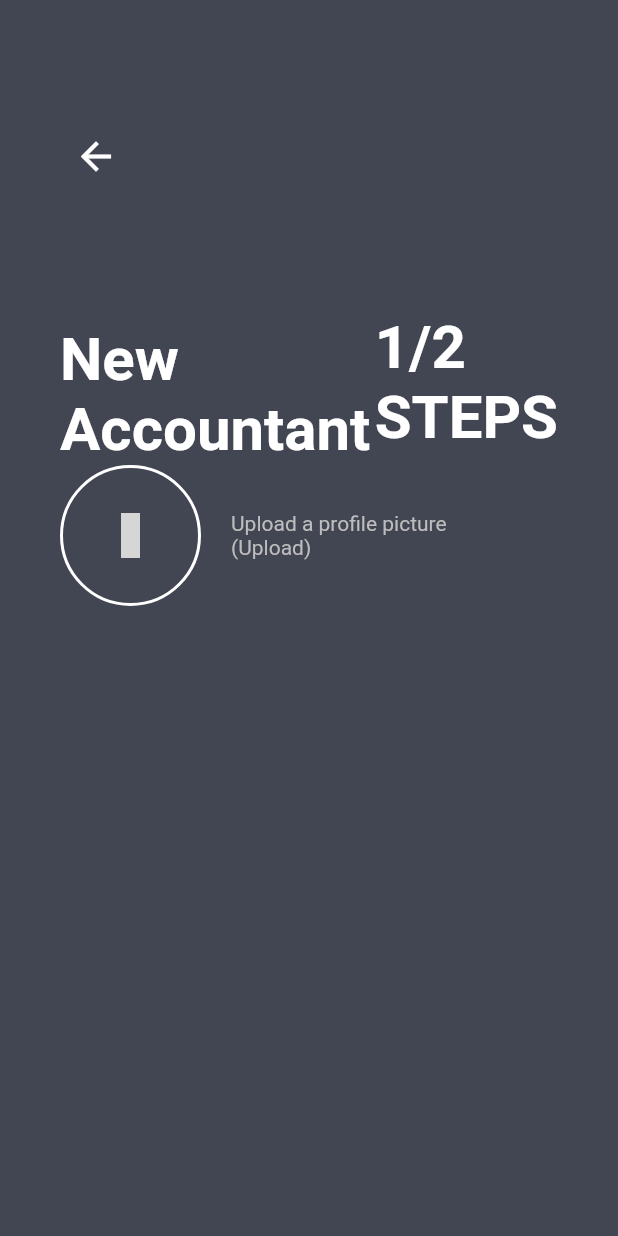
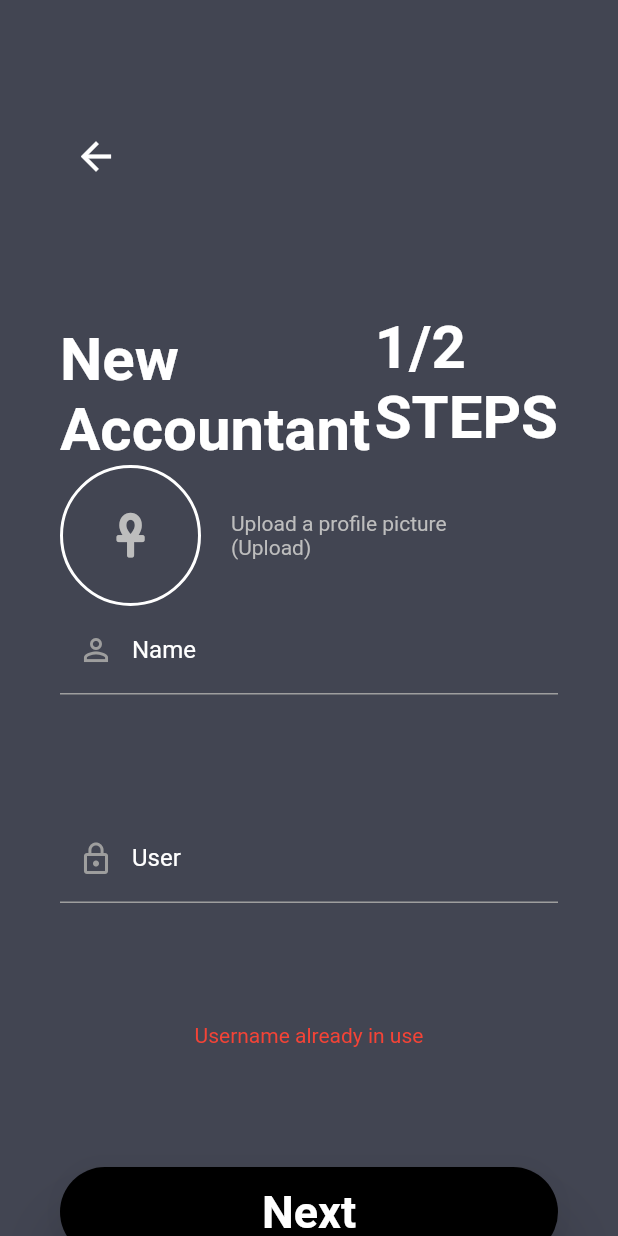
Before and after one commit to s6135410028/flutter_app_bc02, a Flutter app: the SignUpUI screen opened directly, on a phone screen of 412 x 824 dp. Run offline on Flutter 3.47's test engine with Material 2 defaults, Android fonts, the light colour scheme and no system bars; our stand-ins replace font_awesome_flutter; missing offline and left inert: dart:html, dart:js; Roboto replaces fonts that are missing (Kanit); grey boxes are pictures that could not be loaded.

Commit message:
Version2 ADD SignUP

```diff
--- a/lib/views/login_ui.dart
+++ b/lib/views/login_ui.dart
@@ -201,6 +201,7 @@ class _LoginUIState extends State<LoginUI> {
                   ),
                 ],
               ),
+
             ],
           ),
         ),
--- a/lib/views/sign_up_ui.dart
+++ b/lib/views/sign_up_ui.dart
@@ -2,6 +2,9 @@ import 'dart:html';
 import 'dart:ui';
 
 import 'package:flutter/material.dart';
+import 'package:flutter_app_bc02/views/login_ui.dart';
+import 'package:font_awesome_flutter/font_awesome_flutter.dart';
+
 
 class SignUpUI extends StatefulWidget {
   const SignUpUI({ Key? key }) : super(key: key);
@@ -117,6 +120,148 @@ class _SignUpUIState extends State<SignUpUI> {
                   ],
                 ),
               ),
+              Padding(
+                padding: const EdgeInsets.only(
+                  left: 40.0,
+                  right: 40.0,
+                ),
+                child: TextField(
+                  style: TextStyle(
+                    color: Colors.white,
+                  ),
+                  decoration: InputDecoration(
+                    labelText: 'Name',
+                    labelStyle: TextStyle(
+                      color: Colors.white,
+                      fontFamily: 'Kanit',
+                    ),
+
+                    enabledBorder: UnderlineInputBorder(
+                      borderSide: BorderSide(
+                        color: Colors.grey,
+                      ),
+                    ),
+                    focusedBorder: UnderlineInputBorder(
+                      borderSide: BorderSide(color: Color(0xFFE38D00)),
+                    ),
+                    prefixIcon: Icon(
+                      Icons.person_outline,
+                      color: Colors.grey,
+                    ),
+                    hintText: 'Username',
+                    hintStyle: TextStyle(
+                      color: Colors.grey,
+                    ),
+                  ),
+                ),
+              ),
+              SizedBox(
+                height: 80.0,
+              ),
+              Padding(
+                padding: const EdgeInsets.only(
+                  left: 40.0,
+                  right: 40.0,
+                ),
+                child: TextField(
+                  obscureText: true,
+                  style: TextStyle(
+                    color: Colors.white,
+                    fontFamily: 'Kanit',
+                  ),
+                  decoration: InputDecoration(
+                    labelText: 'User',
+                    labelStyle: TextStyle(
+                      color: Colors.white,
+                      fontFamily: 'Kanit',
+                    ),
+                    enabledBorder: UnderlineInputBorder(
+                      borderSide: BorderSide(
+                        color: Colors.grey,
+                      ),
+                    ),
+                    focusedBorder: UnderlineInputBorder(
+                      borderSide: BorderSide(color: Color(0xFFE38D00)),
+                    ),
+                    prefixIcon: Icon(
+                      Icons.lock_outline,
+                      color: Colors.grey,
+                    ),
+                    hintText: 'Password',
+                    hintStyle: TextStyle(
+                      color: Colors.grey,
+                    ),
+                  ),
+                ),
+              ),
+              SizedBox(
+                height: 80.0,
+              ),
+              Text(
+                'Username already in use',
+                style: TextStyle(
+                  color: Colors.red,
+                  fontFamily: 'Kanit',
+                ),
+              ),
+              SizedBox(
+                height: 80.0,
+              ),
+              ElevatedButton(
+                onPressed: () {},
+                child: Text(
+                  'Next',
+                  style: TextStyle(
+                    fontSize: 30.0,
+                    fontWeight: FontWeight.bold,
+                  ),
+                ),
+                style: ElevatedButton.styleFrom(
+                  fixedSize: Size(
+                    MediaQuery.of(context).size.width - 80.0,
+                    60.0,
+                  ),
+                  shape: RoundedRectangleBorder(
+                    borderRadius: BorderRadius.circular(
+                      60.0,
+                    ),
+                  ),
+                  primary: Colors.black,
+                  elevation: 18.0,
+                ),
+              ),
+              Row(
+                mainAxisAlignment: MainAxisAlignment.center,
+                children: [
+                  Text(
+                    'Not the first time here ?',
+                    style: TextStyle(
+                      color: Colors.white,
+                    ),
+                  ),
+                  GestureDetector(
+                    onTap: () {
+                      Navigator.push(
+                        context,
+                        MaterialPageRoute(
+                          builder: (context){
+                            return LoginUI();
+                          },
+                        ),
+                      );
+                    },
+                    child: Text(
+                      'Log in',
+                      style: TextStyle(
+                        fontWeight: FontWeight.bold,
+                        color: Colors.blue[200],
+                      ),
+                    ),
+                  ),
+                ],
+              ),
+
+
             ],
           )
         ),
```
